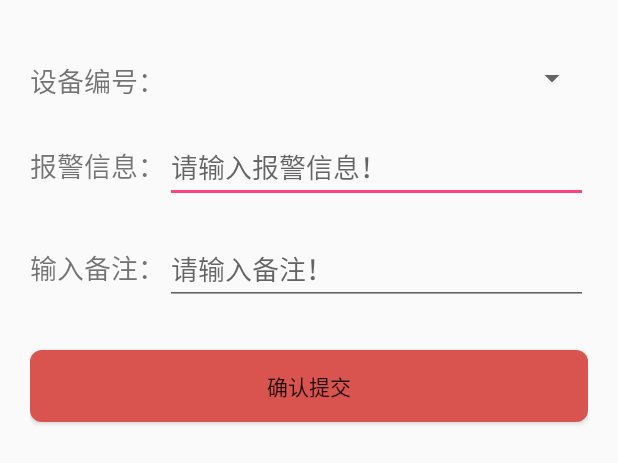
After one commit to shike2599/MyApp, an Android app: the layout warining_fragment_activity.xml on its own in the app's theme, with its tools: preview values and no code run, on a phone screen of 412 x 824 dp. The commit adds this screen. Shown: the top 463 px of the screen. Run offline under Robolectric (Android 15) with nearby library versions, the phone set to English and light mode, and no system bars.

Commit message:
完成报警信息页面和查询页面

```diff
--- a/app/src/main/java/project/wy/com/myappdemo/MainActivity.java
+++ b/app/src/main/java/project/wy/com/myappdemo/MainActivity.java
@@ -157,6 +157,7 @@ public class MainActivity extends FragmentActivity {
         title_show = (TextView) findViewById(R.id.title_msg);
 
         qrCode = (TextView) findViewById(R.id.qrcode_textView);
+        qrCode.setVisibility(View.VISIBLE);
         //点击扫一扫
         qrCode.setOnClickListener(new View.OnClickListener() {
             @Override
--- a/app/src/main/java/project/wy/com/myappdemo/untils/Constant.java
+++ b/app/src/main/java/project/wy/com/myappdemo/untils/Constant.java
@@ -17,5 +17,6 @@ public class Constant {
     public static final String QUEST_ALL_DEVICE = "http://116.62.186.91:8080/gywyext/equipEquipment/getEquipmentListByPage.do"; //根据页数获取设备信息
     public static final String QUEST_DEVICE_PRAMS = "http://116.62.186.91:8080/gywyext/equipRealInfo/getEquipPara.do";//根据设备id查找设备特征参数
     public static final String QUEST_DEVICE_STATE = "http://116.62.186.91:8080/gywyext/equipRealInfo/getEquipRealData.do";//根据设备参数id获取实时数据
-    public static final String QUEST_DEVICE_INFO = "http://116.62.186.91:8080/gywyext/equipEquipment/selectEquipmentById.do";//根据id获取设备信息
+     public static final String QUEST_DEVICE_INFO = "http://116.62.186.91:8080/gywyext/equipEquipment/selectEquipmentById.do";//根据id获取设备信息
+     public static final String ADD_WARNING_INFO = "http://116.62.186.91:8080/gywyext/moblieAdd/addAlarm.do";//根据id获取设备信息
 }
--- a/app/src/main/res/layout/titlebar.xml
+++ b/app/src/main/res/layout/titlebar.xml
@@ -36,5 +36,6 @@
         android:textSize="20sp"
         android:layout_alignParentRight="true"
         android:layout_marginRight="20dp"
+        android:visibility="gone"
         />
 </RelativeLayout>
--- /dev/null
+++ b/app/src/main/res/layout/warining_fragment_activity.xml
@@ -0,0 +1,83 @@
+<?xml version="1.0" encoding="utf-8"?>
+<LinearLayout xmlns:android="http://schemas.android.com/apk/res/android"
+    android:layout_width="match_parent"
+    android:layout_height="match_parent"
+    android:orientation="vertical"
+    android:padding="20dp"
+    >
+    <LinearLayout
+        android:layout_marginTop="20dp"
+        android:layout_width="match_parent"
+        android:layout_height="wrap_content"
+        android:orientation="horizontal"
+
+        >
+        <TextView
+            android:layout_width="wrap_content"
+            android:layout_height="wrap_content"
+            android:textSize="@dimen/device_info_size"
+            android:text="设备编号："
+            />
+        <!--<EditText-->
+            <!--android:id="@+id/device_warn_id"-->
+            <!--android:layout_width="match_parent"-->
+            <!--android:layout_height="wrap_content"-->
+            <!--android:hint="请输入设备编号！"-->
+            <!--android:inputType="number"-->
+            <!--/>-->
+        <Spinner
+            android:id="@+id/spinner_select_id"
+            android:layout_width="match_parent"
+            android:layout_height="wrap_content"/>
+    </LinearLayout>
+
+    <LinearLayout
+        android:layout_marginTop="20dp"
+        android:layout_width="match_parent"
+        android:layout_height="wrap_content"
+        android:orientation="horizontal"
+        >
+        <TextView
+            android:layout_width="wrap_content"
+            android:layout_height="wrap_content"
+            android:textSize="@dimen/device_info_size"
+            android:text="报警信息："
+            />
+        <EditText
+            android:id="@+id/device_warn_info"
+            android:layout_width="match_parent"
+            android:layout_height="wrap_content"
+            android:hint="请输入报警信息！"
+            android:inputType="textMultiLine"
+        />
+    </LinearLayout>
+    <LinearLayout
+        android:layout_marginTop="20dp"
+        android:layout_width="match_parent"
+        android:layout_height="wrap_content"
+        android:orientation="horizontal"
+        >
+        <TextView
+            android:layout_width="wrap_content"
+            android:layout_height="wrap_content"
+            android:textSize="@dimen/device_info_size"
+            android:text="输入备注："
+            />
+        <EditText
+            android:id="@+id/device_warn_rmaker"
+            android:layout_width="match_parent"
+            android:layout_height="wrap_content"
+            android:hint="请输入备注！"
+            android:inputType="textMultiLine"
+            />
+
+    </LinearLayout>
+    <Button
+        android:layout_marginTop="30dp"
+        android:layout_width="match_parent"
+        android:layout_height="wrap_content"
+        android:text="确认提交"
+        android:background="@drawable/button_style_bg"
+        android:id="@+id/commit_btn"
+        />
+</LinearLayout>
--- a/app/src/main/res/values/strings.xml
+++ b/app/src/main/res/values/strings.xml
@@ -2,7 +2,7 @@
     <string name="app_name">MyAppDemo</string>
     <string name="device_info">设备信息</string>
     <string name="runing_info">运行信息</string>
-    <string name="miantenan_info">维护信息</string>
+    <string name="miantenan_info">维保信息</string>
     <string name="user_set">我的</string>
     <string name="warning_info">警报信息</string>
     <string name="loading">正在加载中，请稍后...</string>
```
Also changed, not shown: app/src/main/java/project/wy/com/myappdemo/fragment/DeviceListFragment.java (+14 -2 lines), app/src/main/java/project/wy/com/myappdemo/fragment/WarningFragment.java (+83 -1 lines).
